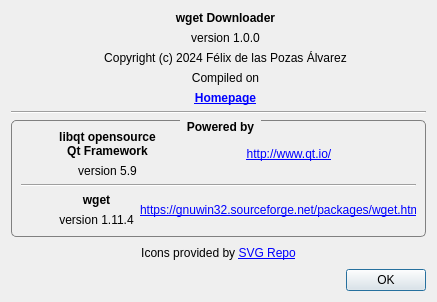
Before: the Qt Designer form AboutDialog.ui in FelixdelasPozas/curl-Downloader, drawn with Qt 5.
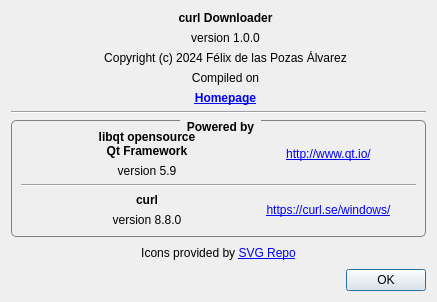
After: the same form once the commit is applied. Icons and pictures are not drawn.

Commit message: Change wget for curl.

Diff of the .ui file:
```diff
--- a/AboutDialog.ui
+++ b/AboutDialog.ui
@@ -80,7 +80,7 @@
             </font>
            </property>
            <property name="text">
-            <string>wget Downloader</string>
+            <string>curl Downloader</string>
            </property>
            <property name="alignment">
             <set>Qt::AlignCenter</set>
@@ -196,7 +196,7 @@
        </property>
        <layout class="QVBoxLayout" name="verticalLayout_11">
         <item>
-         <layout class="QHBoxLayout" name="horizontalLayout_7" stretch="0,0,1">
+         <layout class="QHBoxLayout" name="horizontalLayout_7" stretch="0,0,0">
           <property name="topMargin">
            <number>0</number>
           </property>
@@ -310,7 +310,7 @@
                </font>
               </property>
               <property name="text">
-               <string>wget</string>
+               <string>curl</string>
               </property>
               <property name="alignment">
                <set>Qt::AlignCenter</set>
@@ -320,7 +320,7 @@
             <item>
              <widget class="QLabel" name="label_11">
               <property name="text">
-               <string>version 1.11.4</string>
+               <string>version 8.8.0</string>
               </property>
               <property name="alignment">
                <set>Qt::AlignCenter</set>
@@ -332,7 +332,7 @@
           <item>
            <widget class="QLabel" name="label_8">
             <property name="text">
-             <string>&lt;a href=&quot;https://gnuwin32.sourceforge.net/packages/wget.htm&quot;&gt;https://gnuwin32.sourceforge.net/packages/wget.htm&lt;/a&gt;</string>
+             <string>&lt;a href=&quot;https://curl.se/windows/&quot;&gt;https://curl.se/windows/&lt;/a&gt;</string>
             </property>
             <property name="alignment">
              <set>Qt::AlignCenter</set>
```
Left out of the diff: 2 changed lines with no effect on the pictures. The commit also changes 7 other files.
